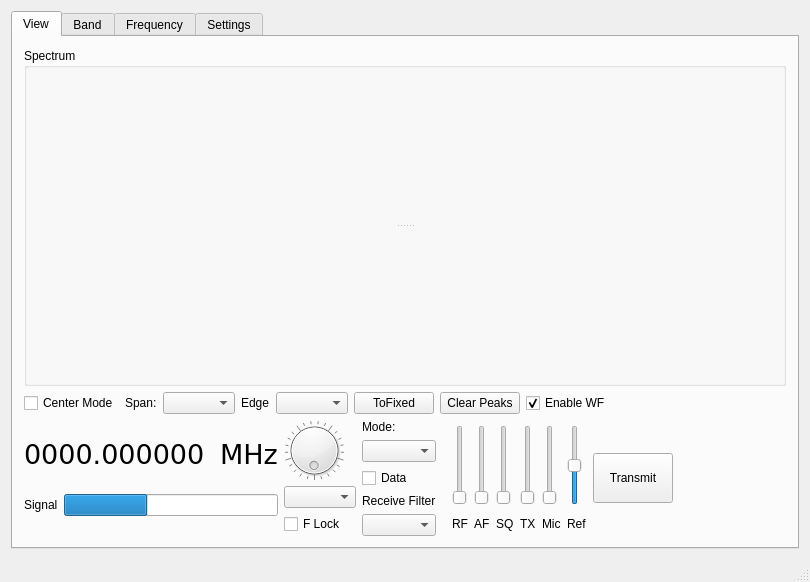
Before: the Qt Designer form wfmain.ui in adecarolis/wfweb, drawn with Qt 5.
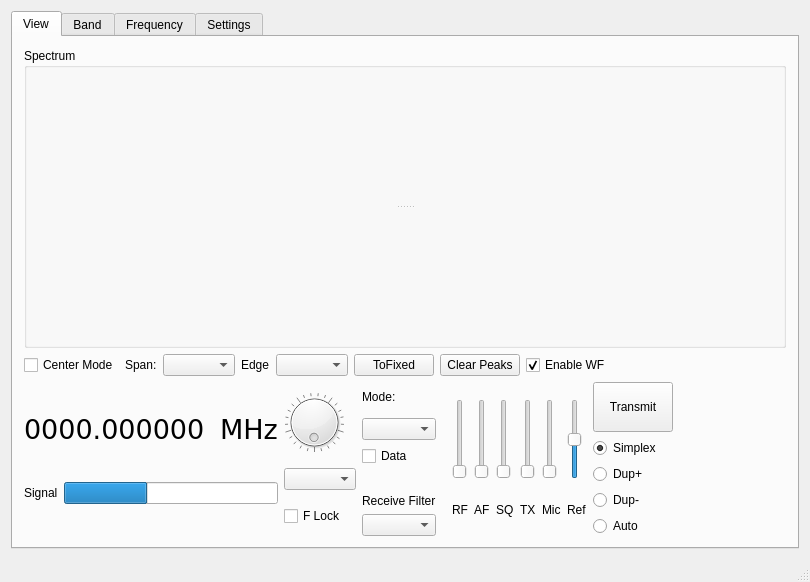
After: the same form once the commit is applied. Custom widgets are drawn as their Qt base class.

Commit message: Preliminary changes to UI for repeater duplex. Staged change in rigcommander.

Patch:
```diff
--- a/wfmain.ui
+++ b/wfmain.ui
@@ -582,10 +582,13 @@
            </layout>
           </item>
           <item>
-           <layout class="QHBoxLayout" name="horizontalLayout_19">
+           <layout class="QVBoxLayout" name="verticalLayout_16">
             <property name="leftMargin">
              <number>0</number>
             </property>
+            <property name="topMargin">
+             <number>0</number>
+            </property>
             <item>
              <widget class="QPushButton" name="transmitBtn">
               <property name="minimumSize">
@@ -599,6 +602,37 @@
               </property>
              </widget>
             </item>
+            <item>
+             <widget class="QRadioButton" name="radioButton">
+              <property name="text">
+               <string>Simplex</string>
+              </property>
+              <property name="checked">
+               <bool>true</bool>
+              </property>
+             </widget>
+            </item>
+            <item>
+             <widget class="QRadioButton" name="radioButton_3">
+              <property name="text">
+               <string>Dup+</string>
+              </property>
+             </widget>
+            </item>
+            <item>
+             <widget class="QRadioButton" name="radioButton_2">
+              <property name="text">
+               <string>Dup-</string>
+              </property>
+             </widget>
+            </item>
+            <item>
+             <widget class="QRadioButton" name="radioButton_4">
+              <property name="text">
+               <string>Auto</string>
+              </property>
+             </widget>
+            </item>
            </layout>
           </item>
           <item>
```
The commit also changes 2 other files.
